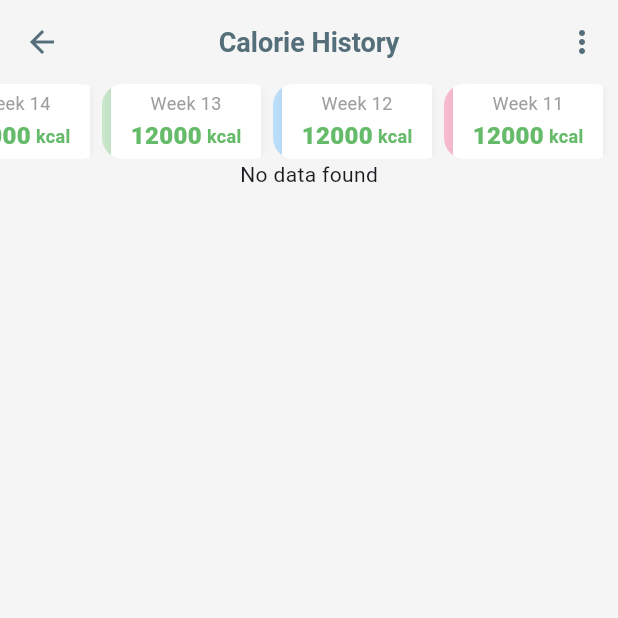
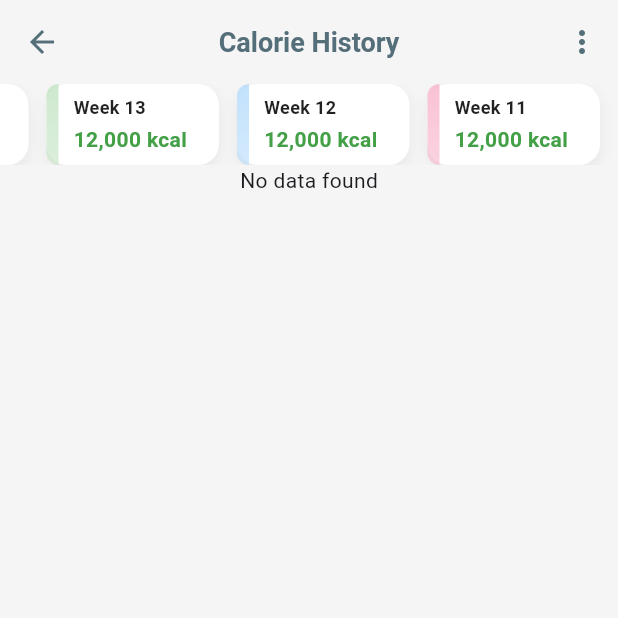
Before and after one commit to AshwaniDev101/Flutter-Calio-Firebase-Drift, a Flutter app: the CalorieHistoryPage screen opened directly, on a phone screen of 412 x 824 dp, the top half of it. Run offline on Flutter 3.47's test engine with Material 3 defaults, Android fonts, the phone set to English and light mode, and no system bars; our stand-ins replace cloud_firestore, firebase_core, logger, rxdart; accounts and stored records are empty; generated files the repository leaves out were written again.

Commit message:
refactor: update user history page and weekly list widget
- Moved `WeeklyListWidget` to `pages/user_history/widgets` and redesigned it to use a card layout with colored side indicators and updated typography.
- Updated `UserHistoryViewPage` app bar menu to include a "Monthly Stats" option and updated icon colors to `blueGrey`.
- Refactored menu selection logic in `UserHistoryViewPage` to use a switch statement.
- Commented out `WeekDaysProgressWidget` and `_buildExcessLabel` usage in the user history body.
- Inlined `getLowerLabel` logic directly into `_buildExcessLabel`.

```diff
--- a/lib/pages/user_history/widgets/weekly_list_widget.dart
+++ b/lib/pages/user_history/widgets/weekly_list_widget.dart
@@ -12,71 +12,92 @@ class WeeklyListWidget extends StatelessWidget {
   @override
   Widget build(BuildContext context) {
     return SizedBox(
-      height: 50,
+      height: 54,
       child: ListView.builder(
         scrollDirection: Axis.horizontal,
         reverse: true,
         itemCount: 7,
-        padding: const EdgeInsets.symmetric(horizontal: 2),
+        padding: const EdgeInsets.symmetric(horizontal: 6),
         itemBuilder: (context, index) {
-          return ClipRRect(
+          final color = AppColors.colorPalette[index % AppColors.colorPalette.length];
+
+          return Padding(
+            padding: const EdgeInsets.symmetric(horizontal: 6),
+            child: AnimatedContainer(
+              duration: Duration(milliseconds: 300),
+              width: 115,
+              decoration: BoxDecoration(
+                color: Colors.white,
                 borderRadius: BorderRadius.circular(14),
+                boxShadow: [
+                  BoxShadow(
+                    color: Colors.black.withOpacity(0.06),
+                    blurRadius: 8,
+                    offset: Offset(0, 4),
+                  ),
+                ],
+              ),
               child: Row(
                 children: [
-
+                  // Left Color Pill
                   Container(
-                  width: 6,
-                  height: 70,
+                    width: 8,
+                    height: double.infinity,
                     decoration: BoxDecoration(
-                    color: AppColors.colorPalette[index % AppColors.colorPalette.length],
-                    borderRadius: const BorderRadius.only(topLeft: Radius.circular(14), bottomLeft: Radius.circular(14)),
+                      gradient: LinearGradient(
+                        begin: Alignment.topCenter,
+                        end: Alignment.bottomCenter,
+                        colors: [
+                          color.withOpacity(.9),
+                          color.withOpacity(.65),
+                        ],
+                      ),
+                      borderRadius: const BorderRadius.only(
+                        topLeft: Radius.circular(14),
+                        bottomLeft: Radius.circular(14),
+                      ),
                     ),
                   ),
 
-                Container(
-                  width: 100,
-                  margin: const EdgeInsets.only(right: 8),
-                  padding: const EdgeInsets.all(0),
-                  decoration: BoxDecoration(
-                    color: Colors.white,
-                    boxShadow: [BoxShadow(blurRadius: 4, offset: Offset(0, 2), color: Colors.black.withValues(alpha: 0.05))],
-                  ),
+                  const SizedBox(width: 6),
+
+                  // Main Content
+                  Expanded(
+                    child: Padding(
+                      padding: const EdgeInsets.symmetric(vertical: 6, horizontal: 4),
                       child: Column(
                         mainAxisAlignment: MainAxisAlignment.center,
+                        crossAxisAlignment: CrossAxisAlignment.start,
                         children: [
-                      Text("Week ${index + 11}", style: TextStyle(fontSize: 12, color: Colors.grey)),
-                      SizedBox(height: 2),
-                      // SizedBox(
-                      //   width: 50,
-                      //     child: CationLabelWidget(foodStats: FoodStats.empty(),)),
-                      getLabel(),
-                      //
+                          Text(
+                            "Week ${index + 11}",
+                            style: TextStyle(
+                              fontSize: 12,
+                              fontWeight: FontWeight.w600,
+                              color: Colors.black87,
+                            ),
+                          ),
+                          const SizedBox(height: 3),
+
+                          // Calorie Label
+                          Text(
+                            "12,000 kcal",
+                            style: TextStyle(
+                              fontSize: 14,
+                              fontWeight: FontWeight.bold,
+                              color: Colors.green.shade600,
+                            ),
+                          ),
                         ],
                       ),
                     ),
+                  )
                 ],
+              ),
             ),
           );
         },
       ),
     );
   }
-
-  Widget getLabel() {
-
-    return Row(
-      mainAxisAlignment: MainAxisAlignment.center,
-      crossAxisAlignment: CrossAxisAlignment.center,
-      children: [
-        Text("${12000}", style: TextStyle(fontSize:16 ,color: Colors.green[400], fontWeight: FontWeight.w800)),
-        Text(" kcal", style: TextStyle(fontSize:12 ,color: Colors.green[400], fontWeight: FontWeight.bold)),
-      ],
-    );
-    // return Container(
-    //   width: 74,
-    //   height: 18,
-    //   // decoration: BoxDecoration(color: Colors.green[400], borderRadius: BorderRadius.circular(20)),
-    //   child: Center(child: Text("${12000} kcal", style: TextStyle(fontSize:12 ,color: Colors.green[400], fontWeight: FontWeight.bold))),
-    // );
 }
-}
```
Lines whose indentation alone changed are shown as unchanged.
